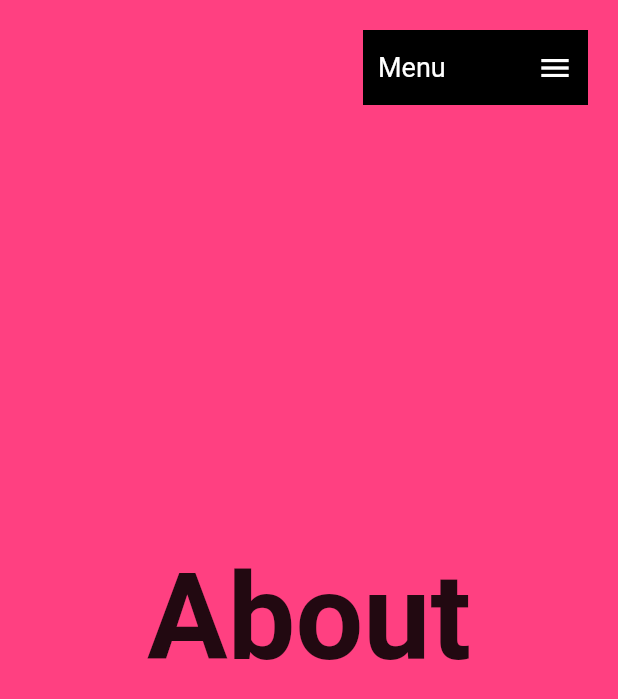
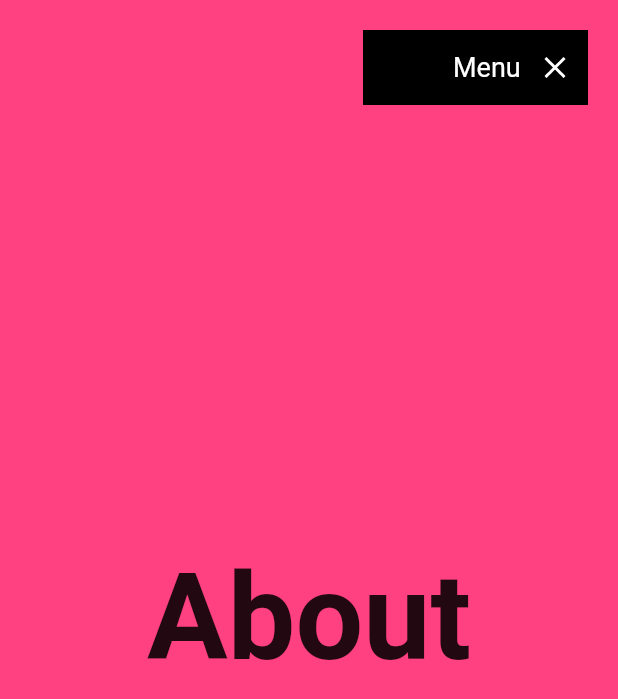
Before and after one commit to elfgodd/Flutter-Web-Bootcamp, a Flutter app: the screen it shows after launch, scrolled down 576 dp, after a tap on "Menu", on a phone screen of 412 x 824 dp. Shown: the top 699 px of the screen. Run offline on Flutter 3.47's test engine with Material 2 defaults, Android fonts, the phone set to English and light mode, and no system bars; our stand-ins replace fluro, get_it, google_fonts.

Commit message:
Animaciones del menú

```diff
--- a/02-vertical_landing_page/lib/ui/shared/custom_app_menu.dart
+++ b/02-vertical_landing_page/lib/ui/shared/custom_app_menu.dart
@@ -1,15 +1,47 @@
 import 'package:flutter/material.dart';
 import 'package:google_fonts/google_fonts.dart';
 
-class CustomAppMenu extends StatelessWidget {
+class CustomAppMenu extends StatefulWidget {
   const CustomAppMenu({Key? key}) : super(key: key);
+
+  @override
+  State<CustomAppMenu> createState() => _CustomAppMenuState();
+}
+
+class _CustomAppMenuState extends State<CustomAppMenu> with SingleTickerProviderStateMixin {
+
+  bool isOpen = false;
+  late AnimationController? controller;
+
+  @override
+  void initState() {
+    // TODO: implement initState
+    super.initState();
+
+    controller = AnimationController(
+      vsync: this,
+      duration: Duration( milliseconds: 200)
+      );
+  }
 
   @override
   Widget build(BuildContext context) {
     return MouseRegion(
       cursor: SystemMouseCursors.click,
       child: GestureDetector(
-        onTap: () {print('click');},
+        // onTap: () {
+        //   print('click');
+        // },
+        onTap: () {
+          if ( isOpen ) {
+            controller!.reverse();
+          } else {
+            controller!.forward();
+          }
+          setState(() {
+            isOpen = !isOpen;
+          });
+        },
         child: Container(
             padding: EdgeInsets.symmetric(horizontal: 10),
             width: 150,
@@ -17,18 +49,24 @@ class CustomAppMenu extends StatelessWidget {
             color: Colors.black,
             child: Row(
               children: [
-              Text(
-                'Menu',
+                AnimatedContainer(
+                  duration: Duration(milliseconds: 200),
+                  curve: Curves.easeInOut,
+                  width: isOpen ? 50 : 0,
+                ),
+                Text('Menu',
                     style: GoogleFonts.roboto(
                       color: Colors.white,
                       fontSize: 18,
-                )
-              ),
+                    )),
                 Spacer(),
-              Icon( Icons.menu, color: Colors.white),
+                // Icon(Icons.menu, color: Colors.white),
+                AnimatedIcon(
+                    icon: AnimatedIcons.menu_close,
+                    progress: controller!,
+                    color: Colors.white),
               ],
-          )
-        ),
+            )),
       ),
     );
   }
```
Lines whose indentation alone changed are shown as unchanged.
